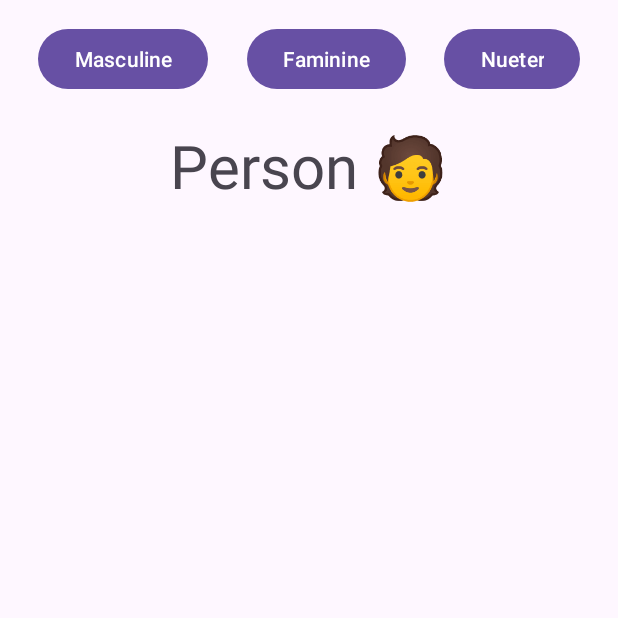
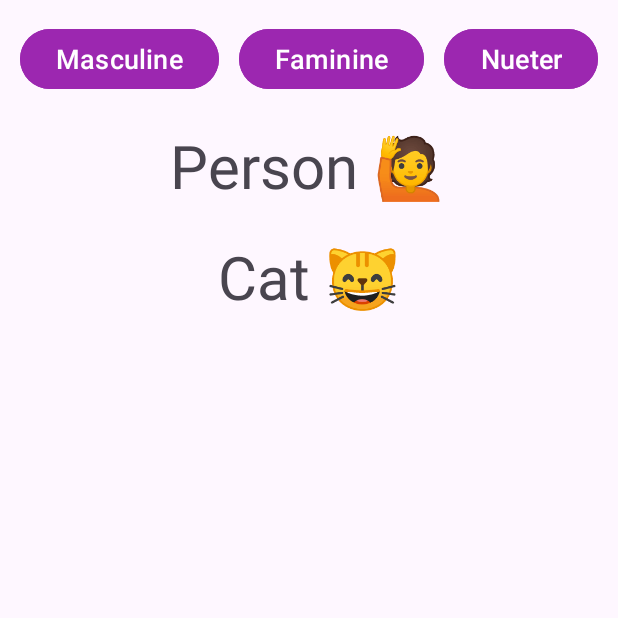
Before and after one commit to sanjaydraws/Android-14-Features, an Android app: the GrammticalInflectionApiActivity screen opened directly, with no data from a screen before it, on a phone screen of 412 x 824 dp, the top half of it. Run offline under Robolectric (Android 15) with nearby library versions, the phone set to English and light mode, and no system bars; our stand-ins replace data binding.

Commit message:
ui changes and Grammatical Inflection Api preview added

```diff
--- a/app/src/main/res/layout/activity_grammtical_inflection_api.xml
+++ b/app/src/main/res/layout/activity_grammtical_inflection_api.xml
@@ -17,6 +17,9 @@
             app:layout_constraintStart_toStartOf="parent"
             app:layout_constraintTop_toTopOf="parent"
             app:layout_constraintEnd_toStartOf="@id/btnFaminine"
+            android:foreground="?attr/selectableItemBackground"
+            android:backgroundTint="@color/violet"
+            android:textSize="18sp"
             />
         <Button
             android:id="@+id/btnFaminine"
@@ -27,6 +30,9 @@
             app:layout_constraintStart_toEndOf="@id/btnMasculine"
             app:layout_constraintTop_toTopOf="@id/btnMasculine"
             app:layout_constraintEnd_toStartOf="@id/btnNueter"
+            android:foreground="?attr/selectableItemBackground"
+            android:backgroundTint="@color/violet"
+            android:textSize="18sp"
             />
         <Button
             android:id="@+id/btnNueter"
@@ -37,6 +43,9 @@
             app:layout_constraintStart_toEndOf="@id/btnFaminine"
             app:layout_constraintTop_toTopOf="@id/btnMasculine"
             app:layout_constraintEnd_toEndOf="parent"
+            android:foreground="?attr/selectableItemBackground"
+            android:backgroundTint="@color/violet"
+            android:textSize="18sp"
             />
 
         <TextView
@@ -48,7 +57,17 @@
             app:layout_constraintEnd_toEndOf="parent"
             android:text="@string/gender_title"
             android:textSize="40sp"
+            android:id="@+id/personTitle"
             />
-
+        <TextView
+            android:layout_width="wrap_content"
+            android:layout_height="wrap_content"
+            app:layout_constraintTop_toBottomOf="@id/personTitle"
+            android:layout_marginTop="20dp"
+            app:layout_constraintStart_toStartOf="parent"
+            app:layout_constraintEnd_toEndOf="parent"
+            android:text="@string/cat_title"
+            android:textSize="40sp"
+            />
     </androidx.constraintlayout.widget.ConstraintLayout>
 </layout>
--- a/app/src/main/res/values-fr-feminine/string.xml
+++ b/app/src/main/res/values-fr-feminine/string.xml
@@ -1,4 +1,6 @@
 <?xml version="1.0" encoding="utf-8"?>
 <resources>
     <string name="gender_title">femme 👧 </string>
+    <string name="cat_title">chatte 😺</string>
+
 </resources>
--- a/app/src/main/res/values-fr-masculine/string.xml
+++ b/app/src/main/res/values-fr-masculine/string.xml
@@ -1,4 +1,6 @@
 <?xml version="1.0" encoding="utf-8"?>
 <resources>
     <string name="gender_title">homme 👦</string>
+    <string name="cat_title">chat 🐱</string>
+
 </resources>
--- a/app/src/main/res/values/colors.xml
+++ b/app/src/main/res/values/colors.xml
@@ -2,4 +2,5 @@
 <resources>
     <color name="black">#FF000000</color>
     <color name="white">#FFFFFFFF</color>
+    <color name="violet">#9C27B0</color>
 </resources>
--- a/app/src/main/res/values/strings.xml
+++ b/app/src/main/res/values/strings.xml
@@ -1,5 +1,6 @@
 <resources>
     <string name="app_name">Android14Features</string>
-    <string name="gender_title">Person 🧑</string>
+    <string name="gender_title">Person 🙋</string>
+    <string name="cat_title">Cat 😸</string>
 
 </resources>
```
Also changed, not shown: 2 other files.
